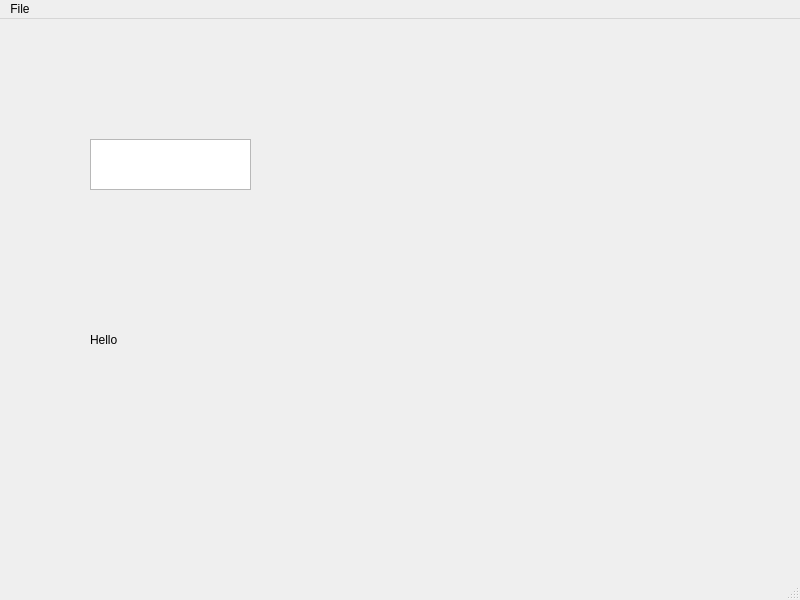
The window that src/main.ui (third-meow/annotate) describes before a commit, drawn with Qt 5.
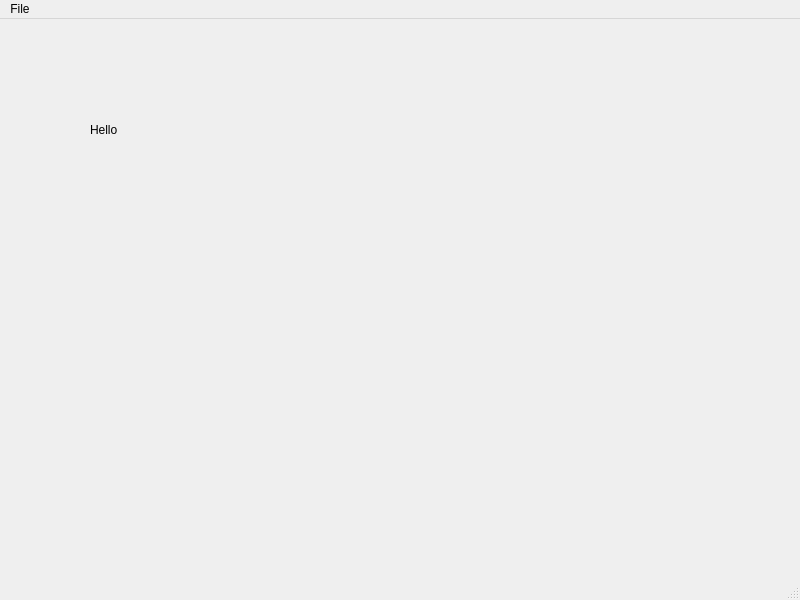
The same window after the commit.

Commit message: add resized image display

What changed in the file:
```diff
--- a/src/main.ui
+++ b/src/main.ui
@@ -14,21 +14,11 @@
    <string>Annotate</string>
   </property>
   <widget class="QWidget" name="centralwidget">
-   <widget class="QPlainTextEdit" name="plainTextEdit">
-    <property name="geometry">
-     <rect>
-      <x>90</x>
-      <y>120</y>
-      <width>161</width>
-      <height>51</height>
-     </rect>
-    </property>
-   </widget>
    <widget class="QLabel" name="label">
     <property name="geometry">
      <rect>
       <x>90</x>
-      <y>300</y>
+      <y>90</y>
       <width>161</width>
       <height>41</height>
      </rect>
```
The commit also changes 1 other file.
